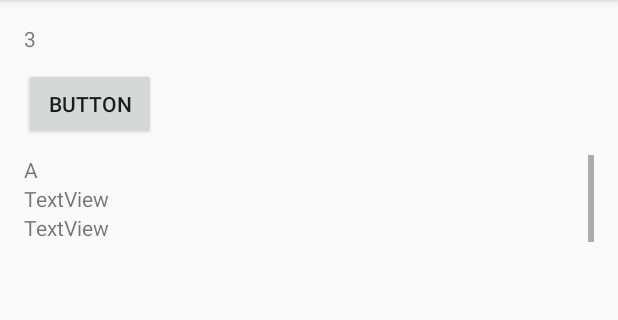
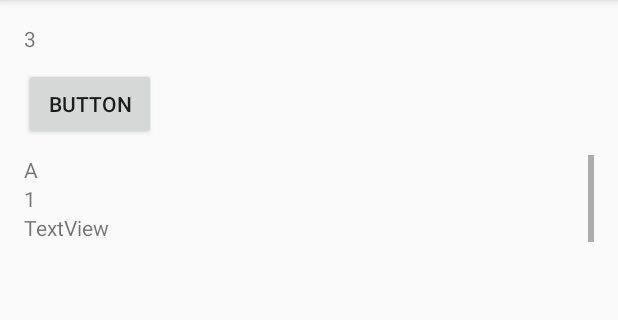
Before and after one commit to eduardorascon/Gasolina, an Android app: the screen it shows after launch (MainActivity), after a tap on "BUTTON", on a phone screen of 412 x 824 dp, the part 84-404 px from its top. Run offline under Robolectric (Android 15) with nearby library versions, the phone set to English and light mode, and no system bars.

Commit message:
Fix int to string error.

```diff
--- a/app/src/main/java/com/eduardorascon/gasolina/adapters/PrecioGasolinaAdapter.java
+++ b/app/src/main/java/com/eduardorascon/gasolina/adapters/PrecioGasolinaAdapter.java
@@ -12,6 +12,7 @@ import com.eduardorascon.gasolina.pojos.PrecioGasolina;
 import org.w3c.dom.Text;
 
 import java.util.List;
+import java.util.StringTokenizer;
 
 public class PrecioGasolinaAdapter extends RecyclerView.Adapter<PrecioGasolinaAdapter.MyViewHolder> {
     private List<PrecioGasolina> listaDePrecios;
@@ -29,7 +30,7 @@ public class PrecioGasolinaAdapter extends RecyclerView.Adapter<PrecioGasolinaAd
     @Override
     public void onBindViewHolder(PrecioGasolinaAdapter.MyViewHolder holder, int position) {
         PrecioGasolina precio = listaDePrecios.get(position);
-        holder.region.setText(precio.getNumeroDeRegion());
+        holder.region.setText(String.valueOf(precio.getNumeroDeRegion()));
         holder.nombre.setText(precio.getNombreDeRegion());
     }
 
@@ -39,7 +40,7 @@ public class PrecioGasolinaAdapter extends RecyclerView.Adapter<PrecioGasolinaAd
     }
 
     public class MyViewHolder extends RecyclerView.ViewHolder {
-        TextView nombre, region;
+        public TextView nombre, region;
 
         public MyViewHolder(View view) {
             super(view);
```
